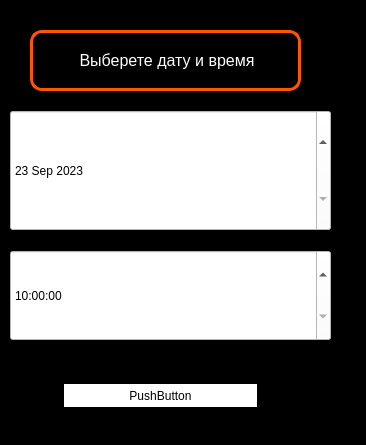
This is zap.ui in Peshtik/GenaBooking as Qt 5 draws it before an edit. The edited form follows.
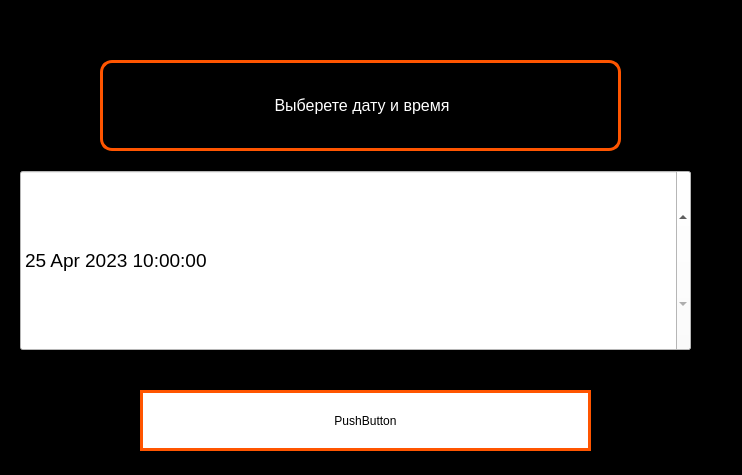
This is the edited form.

Patch:
```diff
--- a/zap.ui
+++ b/zap.ui
@@ -6,8 +6,8 @@
    <rect>
     <x>0</x>
     <y>0</y>
-    <width>366</width>
-    <height>445</height>
+    <width>742</width>
+    <height>475</height>
    </rect>
   </property>
   <property name="windowTitle">
@@ -18,121 +18,13 @@
 color:white;</string>
   </property>
   <widget class="QWidget" name="centralwidget">
-   <widget class="QTimeEdit" name="timeEdit">
-    <property name="geometry">
-     <rect>
-      <x>10</x>
-      <y>250</y>
-      <width>321</width>
-      <height>91</height>
-     </rect>
-    </property>
-    <property name="styleSheet">
-     <string notr="true">background-color: rgb(255, 255, 255);
-font: 14pt &quot;MS Sans Serif&quot;;
-color: rgb(0, 0, 0);</string>
-    </property>
-    <property name="dateTime">
-     <datetime>
-      <hour>10</hour>
-      <minute>0</minute>
-      <second>0</second>
-      <year>2023</year>
-      <month>4</month>
-      <day>23</day>
-     </datetime>
-    </property>
-    <property name="maximumDateTime">
-     <datetime>
-      <hour>18</hour>
-      <minute>0</minute>
-      <second>0</second>
-      <year>2025</year>
-      <month>4</month>
-      <day>23</day>
-     </datetime>
-    </property>
-    <property name="maximumTime">
-     <time>
-      <hour>18</hour>
-      <minute>0</minute>
-      <second>0</second>
-     </time>
-    </property>
-    <property name="minimumTime">
-     <time>
-      <hour>10</hour>
-      <minute>0</minute>
-      <second>0</second>
-     </time>
-    </property>
-    <property name="time">
-     <time>
-      <hour>10</hour>
-      <minute>0</minute>
-      <second>0</second>
-     </time>
-    </property>
-   </widget>
-   <widget class="QDateEdit" name="dateEdit">
-    <property name="geometry">
-     <rect>
-      <x>10</x>
-      <y>110</y>
-      <width>321</width>
-      <height>121</height>
-     </rect>
-    </property>
-    <property name="styleSheet">
-     <string notr="true">background-color: rgb(255, 255, 255);
-font: 14pt &quot;MS Sans Serif&quot;;
-color: rgb(0, 0, 0);</string>
-    </property>
-    <property name="dateTime">
-     <datetime>
-      <hour>10</hour>
-      <minute>0</minute>
-      <second>0</second>
-      <year>2023</year>
-      <month>9</month>
-      <day>23</day>
-     </datetime>
-    </property>
-    <property name="maximumDateTime">
-     <datetime>
-      <hour>18</hour>
-      <minute>0</minute>
-      <second>0</second>
-      <year>2025</year>
-      <month>12</month>
-      <day>31</day>
-     </datetime>
-    </property>
-    <property name="minimumDateTime">
-     <datetime>
-      <hour>10</hour>
-      <minute>0</minute>
-      <second>0</second>
-      <year>2023</year>
-      <month>9</month>
-      <day>23</day>
-     </datetime>
-    </property>
-    <property name="minimumTime">
-     <time>
-      <hour>10</hour>
-      <minute>0</minute>
-      <second>0</second>
-     </time>
-    </property>
-   </widget>
    <widget class="QLabel" name="label">
     <property name="geometry">
      <rect>
-      <x>30</x>
-      <y>30</y>
-      <width>271</width>
-      <height>61</height>
+      <x>100</x>
+      <y>60</y>
+      <width>521</width>
+      <height>91</height>
      </rect>
     </property>
     <property name="styleSheet">
@@ -148,19 +40,18 @@
    <widget class="QPushButton" name="pushButton">
     <property name="geometry">
      <rect>
-      <x>60</x>
-      <y>380</y>
-      <width>201</width>
-      <height>31</height>
+      <x>140</x>
+      <y>390</y>
+      <width>451</width>
+      <height>61</height>
      </rect>
     </property>
     <property name="styleSheet">
      <string notr="true">QPushButton{
-background-color: rgb(255, 255, 255);
-color:black;
-border: 4px solid rgb(170, 0, 0) ;
-border-color: 13;}
-
+    background-color: white ;
+	color: rgb(0, 0, 0);
+	border: 3px solid #ff5500;
+    border-radiius:12;}
 QPushButton:hover{
 	background-color: rgb(85, 255, 255);}
 QPushButton:pressed{
@@ -171,6 +62,81 @@
      <string>PushButton</string>
     </property>
    </widget>
+   <widget class="QDateTimeEdit" name="dateTimeEdit">
+    <property name="geometry">
+     <rect>
+      <x>20</x>
+      <y>170</y>
+      <width>671</width>
+      <height>181</height>
+     </rect>
+    </property>
+    <property name="font">
+     <font>
+      <family>MS Sans Serif</family>
+      <pointsize>14</pointsize>
+      <weight>50</weight>
+      <italic>false</italic>
+      <bold>false</bold>
+     </font>
+    </property>
+    <property name="styleSheet">
+     <string notr="true">background-color: rgb(255, 255, 255);
+font: 14pt &quot;MS Sans Serif&quot;;
+color: rgb(0, 0, 0);
+
+</string>
+    </property>
+    <property name="wrapping">
+     <bool>false</bool>
+    </property>
+    <property name="date">
+     <date>
+      <year>2023</year>
+      <month>4</month>
+      <day>25</day>
+     </date>
+    </property>
+    <property name="time">
+     <time>
+      <hour>10</hour>
+      <minute>0</minute>
+      <second>0</second>
+     </time>
+    </property>
+    <property name="maximumDateTime">
+     <datetime>
+      <hour>23</hour>
+      <minute>59</minute>
+      <second>59</second>
+      <year>2023</year>
+      <month>5</month>
+      <day>30</day>
+     </datetime>
+    </property>
+    <property name="minimumDateTime">
+     <datetime>
+      <hour>10</hour>
+      <minute>0</minute>
+      <second>0</second>
+      <year>2023</year>
+      <month>4</month>
+      <day>25</day>
+     </datetime>
+    </property>
+    <property name="currentSection">
+     <enum>QDateTimeEdit::HourSection</enum>
+    </property>
+    <property name="calendarPopup">
+     <bool>false</bool>
+    </property>
+    <property name="currentSectionIndex">
+     <number>3</number>
+    </property>
+    <property name="timeSpec">
+     <enum>Qt::TimeZone</enum>
+    </property>
+   </widget>
   </widget>
  </widget>
  <resources/>
```
